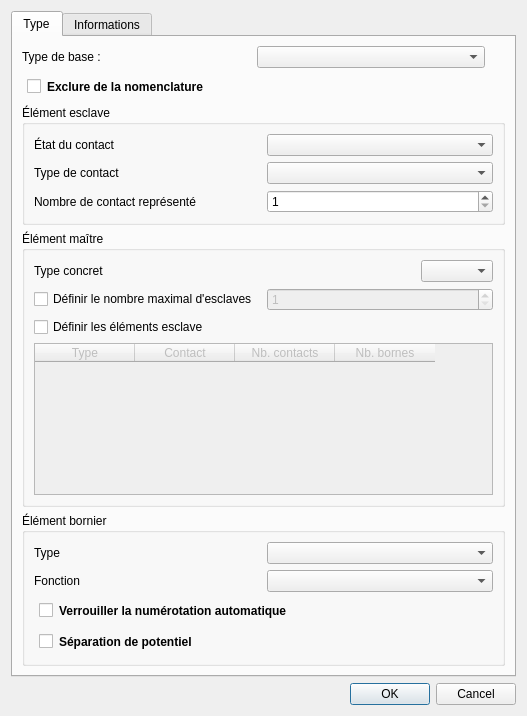
This is sources/editor/ui/elementpropertieseditorwidget.ui in qelectrotech/qelectrotech-source-mirror as Qt 5 draws it before an edit. The edited form follows.
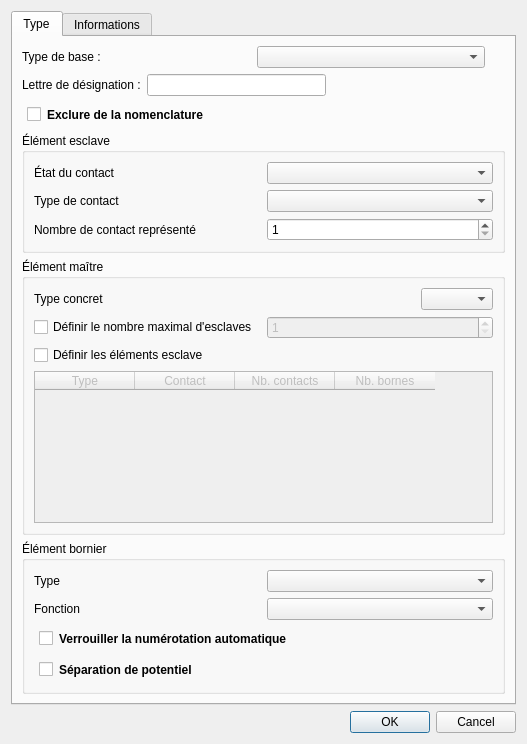
This is the edited form.

Commit message: Add per-element IEC 81346 designation letter, revive #668's live placeholder

Diff of the .ui file:
```diff
--- a/sources/editor/ui/elementpropertieseditorwidget.ui
+++ b/sources/editor/ui/elementpropertieseditorwidget.ui
@@ -54,6 +54,43 @@
         </item>
        </layout>
        </item>
+       <item>
+        <layout class="QHBoxLayout" name="designationLetterLayout">
+         <item>
+          <widget class="QLabel" name="m_designation_letter_label">
+           <property name="text">
+            <string>Lettre de désignation :</string>
+           </property>
+          </widget>
+         </item>
+         <item>
+          <widget class="QLineEdit" name="m_designation_letter_le">
+           <property name="maximumWidth">
+            <number>60</number>
+           </property>
+           <property name="maxLength">
+            <number>4</number>
+           </property>
+           <property name="toolTip">
+            <string>Lettre de désignation IEC 81346 pour cet élément (ex. K, RB). Laisser vide pour utiliser la lettre déduite de la catégorie.</string>
+           </property>
+          </widget>
+         </item>
+         <item>
+          <spacer name="designationLetterSpacer">
+           <property name="orientation">
+            <enum>Qt::Horizontal</enum>
+           </property>
+           <property name="sizeHint" stdset="0">
+            <size>
+             <width>40</width>
+             <height>20</height>
+            </size>
+           </property>
+          </spacer>
+         </item>
+        </layout>
+       </item>
        <item>
         <widget class="QCheckBox" name="m_exclude_from_bom_cb">
          <property name="styleSheet">
```
The commit also changes 7 other files.
